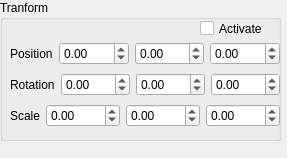
Before: the Qt Designer form Project/gtransformwidget.ui in nicobabot/KingGarron_Engine, drawn with Qt 5.
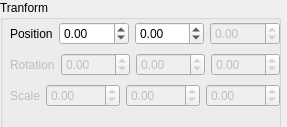
After: the same form once the commit is applied.

```diff
--- a/Project/gtransformwidget.ui
+++ b/Project/gtransformwidget.ui
@@ -7,7 +7,7 @@
     <x>0</x>
     <y>0</y>
     <width>287</width>
-    <height>158</height>
+    <height>127</height>
    </rect>
   </property>
   <property name="windowTitle">
@@ -35,7 +35,7 @@
     <property name="geometry">
      <rect>
       <x>10</x>
-      <y>40</y>
+      <y>20</y>
       <width>270</width>
       <height>91</height>
      </rect>
@@ -72,6 +72,9 @@
        </item>
        <item>
         <widget class="QDoubleSpinBox" name="pos_z">
+         <property name="enabled">
+          <bool>false</bool>
+         </property>
          <property name="minimum">
           <double>-9999.000000000000000</double>
          </property>
@@ -86,6 +89,9 @@
       <layout class="QHBoxLayout" name="horizontalLayout_2">
        <item>
         <widget class="QLabel" name="label_2">
+         <property name="enabled">
+          <bool>false</bool>
+         </property>
          <property name="text">
           <string>Rotation</string>
          </property>
@@ -93,6 +99,9 @@
        </item>
        <item>
         <widget class="QDoubleSpinBox" name="rot_x">
+         <property name="enabled">
+          <bool>false</bool>
+         </property>
          <property name="minimum">
           <double>-9999.000000000000000</double>
          </property>
@@ -103,6 +112,9 @@
        </item>
        <item>
         <widget class="QDoubleSpinBox" name="rot_y">
+         <property name="enabled">
+          <bool>false</bool>
+         </property>
          <property name="minimum">
           <double>-9999.000000000000000</double>
          </property>
@@ -113,6 +125,9 @@
        </item>
        <item>
         <widget class="QDoubleSpinBox" name="rot_z">
+         <property name="enabled">
+          <bool>false</bool>
+         </property>
          <property name="minimum">
           <double>-9999.000000000000000</double>
          </property>
@@ -127,6 +142,9 @@
       <layout class="QHBoxLayout" name="horizontalLayout_3">
        <item>
         <widget class="QLabel" name="label_3">
+         <property name="enabled">
+          <bool>false</bool>
+         </property>
          <property name="text">
           <string>Scale</string>
          </property>
@@ -134,6 +152,9 @@
        </item>
        <item>
         <widget class="QDoubleSpinBox" name="scale_x">
+         <property name="enabled">
+          <bool>false</bool>
+         </property>
          <property name="minimum">
           <double>-9999.000000000000000</double>
          </property>
@@ -144,6 +165,9 @@
        </item>
        <item>
         <widget class="QDoubleSpinBox" name="scale_y">
+         <property name="enabled">
+          <bool>false</bool>
+         </property>
          <property name="minimum">
           <double>-9999.000000000000000</double>
          </property>
@@ -154,6 +178,9 @@
        </item>
        <item>
         <widget class="QDoubleSpinBox" name="scale_z">
+         <property name="enabled">
+          <bool>false</bool>
+         </property>
          <property name="minimum">
           <double>-9999.000000000000000</double>
          </property>
@@ -166,19 +193,6 @@
      </item>
     </layout>
    </widget>
-   <widget class="QCheckBox" name="checkBox">
-    <property name="geometry">
-     <rect>
-      <x>200</x>
-      <y>20</y>
-      <width>70</width>
-      <height>17</height>
-     </rect>
-    </property>
-    <property name="text">
-     <string>Activate</string>
-    </property>
-   </widget>
   </widget>
  </widget>
  <resources/>
```
